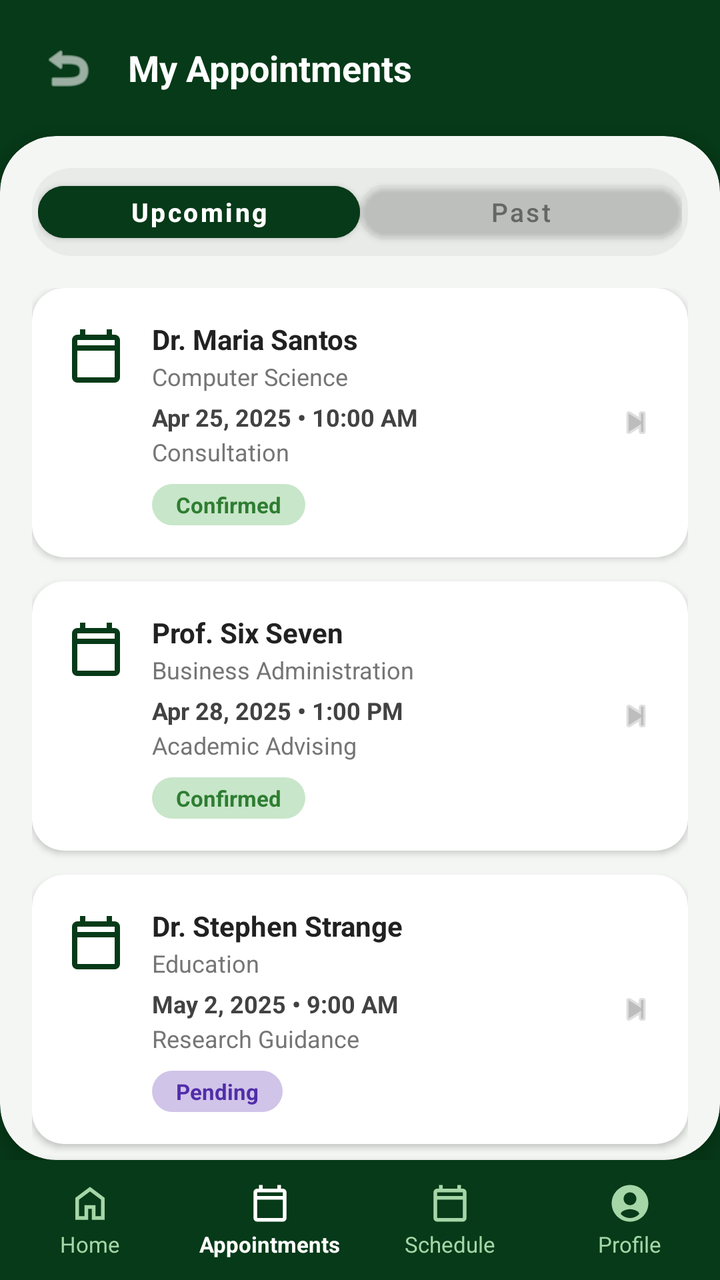
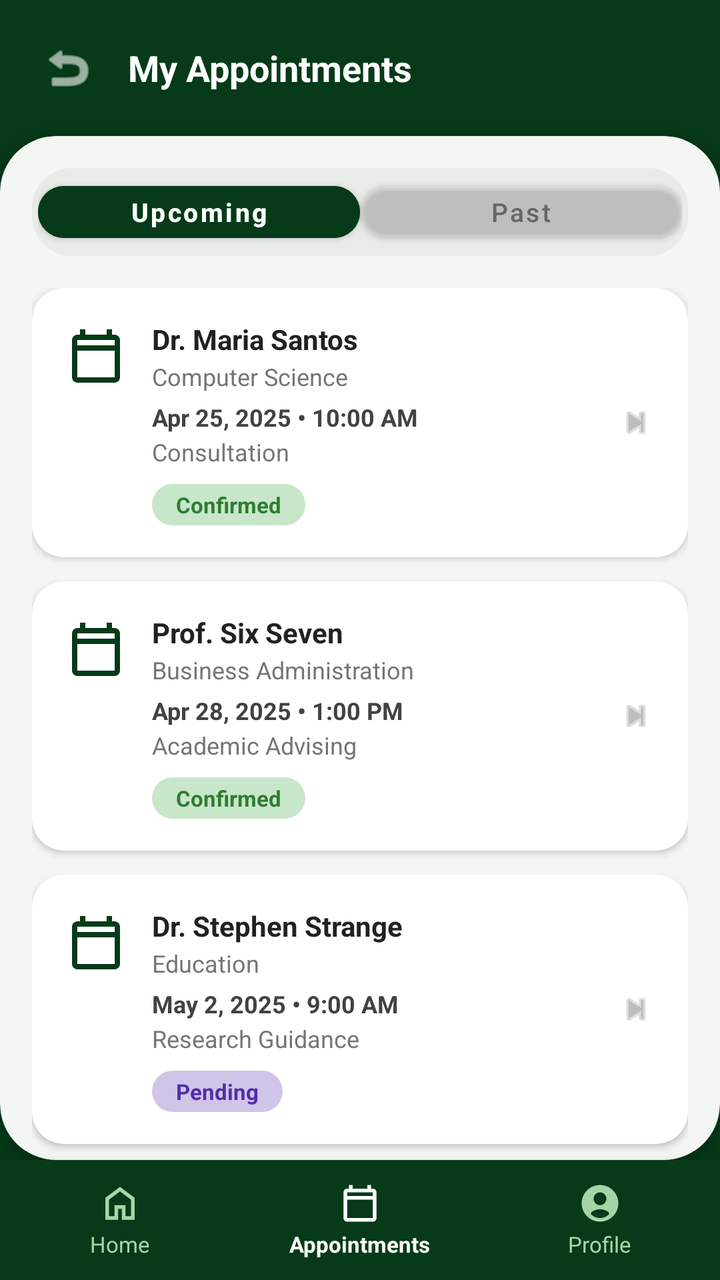

An Android layout rendered at two revisions. The XML below is the earlier revision; the diff shows what the commit changed to produce the second picture.
<!-- AndroidManifest.xml: application theme Theme.MaterialComponents.DayNight.NoActionBar -->
<!-- res/layout/fragment_myappointments.xml -->
<?xml version="1.0" encoding="utf-8"?>
<RelativeLayout xmlns:android="http://schemas.android.com/apk/res/android"
    xmlns:app="http://schemas.android.com/apk/res-auto"
    android:layout_width="match_parent"
    android:layout_height="match_parent"
    android:background="#063A18">

    
    <LinearLayout
        android:id="@+id/headerContainer"
        android:layout_width="match_parent"
        android:layout_height="wrap_content"
        android:gravity="center_vertical"
        android:orientation="horizontal"
        android:paddingHorizontal="20dp"
        android:paddingTop="20dp"
        android:paddingBottom="20dp">

        <ImageView
            android:id="@+id/btnBack"
            android:layout_width="28dp"
            android:layout_height="28dp"
            android:clickable="true"
            android:contentDescription="Back"
            android:focusable="true"
            android:foreground="?android:attr/selectableItemBackground"
            android:src="@android:drawable/ic_menu_revert"
            app:tint="#FFFFFF" />

        <TextView
            android:layout_width="wrap_content"
            android:layout_height="wrap_content"
            android:layout_marginStart="16dp"
            android:text="My Appointments"
            android:textColor="#FFFFFF"
            android:textSize="18sp"
            android:textStyle="bold" />
    </LinearLayout>

    
    <androidx.cardview.widget.CardView
        android:layout_width="match_parent"
        android:layout_height="match_parent"
        android:layout_above="@id/bottomNavigation"
        android:layout_below="@id/headerContainer"
        app:cardBackgroundColor="#F4F6F4"
        app:cardCornerRadius="28dp"
        app:cardElevation="6dp">

        <LinearLayout
            android:layout_width="match_parent"
            android:layout_height="match_parent"
            android:orientation="vertical"
            android:paddingHorizontal="16dp"
            android:paddingTop="16dp">

            
            <LinearLayout
                android:layout_width="match_parent"
                android:layout_height="44dp"
                android:layout_marginBottom="16dp"
                android:background="@drawable/bg_tab_container"
                android:orientation="horizontal"
                android:padding="3dp">

                <Button
                    android:id="@+id/btnTabUpcoming"
                    android:layout_width="0dp"
                    android:layout_height="match_parent"
                    android:layout_weight="1"
                    android:backgroundTint="#063A18"
                    android:text="Upcoming"
                    android:textAllCaps="false"
                    android:textColor="#FFFFFF"
                    android:textSize="13sp"
                    android:textStyle="bold"
                    app:cornerRadius="18dp" />

                <Button
                    android:id="@+id/btnTabPast"
                    android:layout_width="0dp"
                    android:layout_height="match_parent"
                    android:layout_weight="1"
                    android:backgroundTint="@android:color/transparent"
                    android:elevation="0dp"
                    android:text="Past"
                    android:textAllCaps="false"
                    android:textColor="#666666"
                    android:textSize="13sp"
                    app:cornerRadius="18dp" />
            </LinearLayout>

            
            <ScrollView
                android:layout_width="match_parent"
                android:layout_height="match_parent"
                android:clipToPadding="false"
                android:paddingBottom="16dp"
                android:scrollbars="none">

                <LinearLayout
                    android:layout_width="match_parent"
                    android:layout_height="wrap_content"
                    android:orientation="vertical">

                    
                    <androidx.cardview.widget.CardView
                        android:layout_width="match_parent"
                        android:layout_height="wrap_content"
                        android:layout_marginBottom="12dp"
                        android:clickable="true"
                        android:focusable="true"
                        android:foreground="?android:attr/selectableItemBackground"
                        app:cardBackgroundColor="#FFFFFF"
                        app:cardCornerRadius="16dp"
                        app:cardElevation="2dp">

                        <RelativeLayout
                            android:layout_width="match_parent"
                            android:layout_height="wrap_content"
                            android:padding="16dp">

                            <ImageView
                                android:id="@+id/iconCalendar1"
                                android:layout_width="32dp"
                                android:layout_height="32dp"
                                android:layout_alignParentStart="true"
                                android:layout_marginTop="2dp"
                                android:contentDescription="Calendar"
                                android:src="@drawable/ic_calendar"
                                app:tint="#063A18" />

                            <ImageView
                                android:layout_width="20dp"
                                android:layout_height="20dp"
                                android:layout_alignParentEnd="true"
                                android:layout_centerVertical="true"
                                android:contentDescription="Chevron"
                                android:src="@android:drawable/ic_media_next"
                                app:tint="#BDBDBD" />

                            <LinearLayout
                                android:layout_width="match_parent"
                                android:layout_height="wrap_content"
                                android:layout_marginStart="12dp"
                                android:layout_marginEnd="28dp"
                                android:layout_toEndOf="@id/iconCalendar1"
                                android:orientation="vertical">

                                <TextView
                                    android:layout_width="wrap_content"
                                    android:layout_height="wrap_content"
                                    android:text="Dr. Maria Santos"
                                    android:textColor="#212121"
                                    android:textSize="14sp"
                                    android:textStyle="bold" />

                                <TextView
                                    android:layout_width="wrap_content"
                                    android:layout_height="wrap_content"
                                    android:layout_marginTop="1dp"
                                    android:text="Computer Science"
                                    android:textColor="#757575"
                                    android:textSize="12sp" />

                                <TextView
                                    android:layout_width="wrap_content"
                                    android:layout_height="wrap_content"
                                    android:layout_marginTop="4dp"
                                    android:text="Apr 25, 2025 • 10:00 AM"
                                    android:textColor="#424242"
                                    android:textSize="12sp"
                                    android:textStyle="bold" />

                                <TextView
                                    android:layout_width="wrap_content"
                                    android:layout_height="wrap_content"
                                    android:layout_marginTop="1dp"
                                    android:text="Consultation"
                                    android:textColor="#757575"
                                    android:textSize="12sp" />

                                <TextView
                                    android:layout_width="wrap_content"
                                    android:layout_height="wrap_content"
                                    android:layout_marginTop="8dp"
                                    android:background="@drawable/bg_status_confirmed"
                                    android:paddingHorizontal="12dp"
                                    android:paddingVertical="3dp"
                                    android:text="Confirmed"
                                    android:textColor="#2E7D32"
                                    android:textSize="11sp"
                                    android:textStyle="bold" />
                            </LinearLayout>
                        </RelativeLayout>
                    </androidx.cardview.widget.CardView>

                    
                    <androidx.cardview.widget.CardView
                        android:layout_width="match_parent"
                        android:layout_height="wrap_content"
                        android:layout_marginBottom="12dp"
                        android:clickable="true"
                        android:focusable="true"
                        android:foreground="?android:attr/selectableItemBackground"
                        app:cardBackgroundColor="#FFFFFF"
                        app:cardCornerRadius="16dp"
                        app:cardElevation="2dp">

                        <RelativeLayout
                            android:layout_width="match_parent"
                            android:layout_height="wrap_content"
                            android:padding="16dp">

                            <ImageView
                                android:id="@+id/iconCalendar2"
                                android:layout_width="32dp"
                                android:layout_height="32dp"
                                android:layout_alignParentStart="true"
                                android:layout_marginTop="2dp"
                                android:contentDescription="Calendar"
                                android:src="@drawable/ic_calendar"
                                app:tint="#063A18" />

                            <ImageView
                                android:layout_width="20dp"
                                android:layout_height="20dp"
                                android:layout_alignParentEnd="true"
                                android:layout_centerVertical="true"
                                android:contentDescription="Chevron"
                                android:src="@android:drawable/ic_media_next"
                                app:tint="#BDBDBD" />

                            <LinearLayout
                                android:layout_width="match_parent"
                                android:layout_height="wrap_content"
                                android:layout_marginStart="12dp"
                                android:layout_marginEnd="28dp"
                                android:layout_toEndOf="@id/iconCalendar2"
                                android:orientation="vertical">

                                <TextView
                                    android:layout_width="wrap_content"
                                    android:layout_height="wrap_content"
                                    android:text="Prof. Six Seven"
                                    android:textColor="#212121"
                                    android:textSize="14sp"
                                    android:textStyle="bold" />

                                <TextView
                                    android:layout_width="wrap_content"
                                    android:layout_height="wrap_content"
                                    android:layout_marginTop="1dp"
                                    android:text="Business Administration"
                                    android:textColor="#757575"
                                    android:textSize="12sp" />

                                <TextView
                                    android:layout_width="wrap_content"
                                    android:layout_height="wrap_content"
                                    android:layout_marginTop="4dp"
                                    android:text="Apr 28, 2025 • 1:00 PM"
                                    android:textColor="#424242"
                                    android:textSize="12sp"
                                    android:textStyle="bold" />

                                <TextView
                                    android:layout_width="wrap_content"
                                    android:layout_height="wrap_content"
                                    android:layout_marginTop="1dp"
                                    android:text="Academic Advising"
                                    android:textColor="#757575"
                                    android:textSize="12sp" />

                                <TextView
                                    android:layout_width="wrap_content"
                                    android:layout_height="wrap_content"
                                    android:layout_marginTop="8dp"
                                    android:background="@drawable/bg_status_confirmed"
                                    android:paddingHorizontal="12dp"
                                    android:paddingVertical="3dp"
                                    android:text="Confirmed"
                                    android:textColor="#2E7D32"
                                    android:textSize="11sp"
                                    android:textStyle="bold" />
                            </LinearLayout>
                        </RelativeLayout>
                    </androidx.cardview.widget.CardView>

                    
                    <androidx.cardview.widget.CardView
                        android:layout_width="match_parent"
                        android:layout_height="wrap_content"
                        android:layout_marginBottom="12dp"
                        android:clickable="true"
                        android:focusable="true"
                        android:foreground="?android:attr/selectableItemBackground"
                        app:cardBackgroundColor="#FFFFFF"
                        app:cardCornerRadius="16dp"
                        app:cardElevation="2dp">

                        <RelativeLayout
                            android:layout_width="match_parent"
                            android:layout_height="wrap_content"
                            android:padding="16dp">

                            <ImageView
                                android:id="@+id/iconCalendar3"
                                android:layout_width="32dp"
                                android:layout_height="32dp"
                                android:layout_alignParentStart="true"
                                android:layout_marginTop="2dp"
                                android:contentDescription="Calendar"
                                android:src="@drawable/ic_calendar"
                                app:tint="#063A18" />

                            <ImageView
                                android:layout_width="20dp"
                                android:layout_height="20dp"
                                android:layout_alignParentEnd="true"
                                android:layout_centerVertical="true"
                                android:contentDescription="Chevron"
                                android:src="@android:drawable/ic_media_next"
                                app:tint="#BDBDBD" />

                            <LinearLayout
                                android:layout_width="match_parent"
                                android:layout_height="wrap_content"
                                android:layout_marginStart="12dp"
                                android:layout_marginEnd="28dp"
                                android:layout_toEndOf="@id/iconCalendar3"
                                android:orientation="vertical">

                                <TextView
                                    android:layout_width="wrap_content"
                                    android:layout_height="wrap_content"
                                    android:text="Dr. Stephen Strange"
                                    android:textColor="#212121"
                                    android:textSize="14sp"
                                    android:textStyle="bold" />

                                <TextView
                                    android:layout_width="wrap_content"
                                    android:layout_height="wrap_content"
                                    android:layout_marginTop="1dp"
                                    android:text="Education"
                                    android:textColor="#757575"
                                    android:textSize="12sp" />

                                <TextView
                                    android:layout_width="wrap_content"
                                    android:layout_height="wrap_content"
                                    android:layout_marginTop="4dp"
                                    android:text="May 2, 2025 • 9:00 AM"
                                    android:textColor="#424242"
                                    android:textSize="12sp"
                                    android:textStyle="bold" />

                                <TextView
                                    android:layout_width="wrap_content"
                                    android:layout_height="wrap_content"
                                    android:layout_marginTop="1dp"
                                    android:text="Research Guidance"
                                    android:textColor="#757575"
                                    android:textSize="12sp" />

                                <TextView
                                    android:layout_width="wrap_content"
                                    android:layout_height="wrap_content"
                                    android:layout_marginTop="8dp"
                                    android:background="@drawable/bg_status_pending"
                                    android:paddingHorizontal="12dp"
                                    android:paddingVertical="3dp"
                                    android:text="Pending"
                                    android:textColor="#512DA8"
                                    android:textSize="11sp"
                                    android:textStyle="bold" />
                            </LinearLayout>
                        </RelativeLayout>
                    </androidx.cardview.widget.CardView>

                </LinearLayout>
            </ScrollView>
        </LinearLayout>
    </androidx.cardview.widget.CardView>

    
    <LinearLayout
        android:id="@+id/bottomNavigation"
        android:layout_width="match_parent"
        android:layout_height="60dp"
        android:layout_alignParentBottom="true"
        android:background="#063A18"
        android:elevation="8dp"
        android:orientation="horizontal">

        
        <LinearLayout
            android:id="@+id/navHome"
            android:layout_width="0dp"
            android:layout_height="match_parent"
            android:layout_weight="1"
            android:clickable="true"
            android:focusable="true"
            android:gravity="center"
            android:orientation="vertical">

            <ImageView
                android:layout_width="22dp"
                android:layout_height="22dp"
                android:contentDescription="Home"
                android:src="@drawable/ic_home"
                app:tint="#A5D6A7" />

            <TextView
                android:layout_width="wrap_content"
                android:layout_height="wrap_content"
                android:layout_marginTop="2dp"
                android:text="Home"
                android:textColor="#A5D6A7"
                android:textSize="11sp" />
        </LinearLayout>

        
        <LinearLayout
            android:id="@+id/navAppointments"
            android:layout_width="0dp"
            android:layout_height="match_parent"
            android:layout_weight="1"
            android:clickable="true"
            android:focusable="true"
            android:gravity="center"
            android:orientation="vertical">

            <ImageView
                android:layout_width="22dp"
                android:layout_height="22dp"
                android:contentDescription="Appointments"
                android:src="@drawable/ic_calendar"
                app:tint="#FFFFFF" />

            <TextView
                android:layout_width="wrap_content"
                android:layout_height="wrap_content"
                android:layout_marginTop="2dp"
                android:text="Appointments"
                android:textColor="#FFFFFF"
                android:textSize="11sp"
                android:textStyle="bold" />
        </LinearLayout>

        
        <LinearLayout
            android:id="@+id/navSchedule"
            android:layout_width="0dp"
            android:layout_height="match_parent"
            android:layout_weight="1"
            android:clickable="true"
            android:focusable="true"
            android:gravity="center"
            android:orientation="vertical">

            <ImageView
                android:layout_width="22dp"
                android:layout_height="22dp"
                android:contentDescription="Schedule"
                android:src="@drawable/ic_calendar"
                app:tint="#A5D6A7" />

            <TextView
                android:layout_width="wrap_content"
                android:layout_height="wrap_content"
                android:layout_marginTop="2dp"
                android:text="Schedule"
                android:textColor="#A5D6A7"
                android:textSize="11sp" />
        </LinearLayout>

        
        <LinearLayout
            android:id="@+id/navProfile"
            android:layout_width="0dp"
            android:layout_height="match_parent"
            android:layout_weight="1"
            android:clickable="true"
            android:focusable="true"
            android:gravity="center"
            android:orientation="vertical">

            <ImageView
                android:layout_width="22dp"
                android:layout_height="22dp"
                android:contentDescription="Profile"
                android:src="@drawable/ic_person"
                app:tint="#A5D6A7" />

            <TextView
                android:layout_width="wrap_content"
                android:layout_height="wrap_content"
                android:layout_marginTop="2dp"
                android:text="Profile"
                android:textColor="#A5D6A7"
                android:textSize="11sp" />
        </LinearLayout>
    </LinearLayout>

</RelativeLayout>
<!-- resources referenced by this layout -->
<resources>
  <!-- drawable bg_status_confirmed (drawable) -->
  <?xml version="1.0" encoding="utf-8"?>
  <shape xmlns:android="http://schemas.android.com/apk/res/android"
      android:shape="rectangle">
      <solid android:color="#C8E6C9"/>
      <corners android:radius="12dp"/>
  </shape>
  <!-- drawable bg_status_pending (drawable) -->
  <?xml version="1.0" encoding="utf-8"?>
  <shape xmlns:android="http://schemas.android.com/apk/res/android"
      android:shape="rectangle">
      <solid android:color="#D1C4E9"/>
      <corners android:radius="12dp"/>
  </shape>
  <!-- drawable bg_tab_container (drawable) -->
  <?xml version="1.0" encoding="utf-8"?>
  <shape xmlns:android="http://schemas.android.com/apk/res/android"
      android:shape="rectangle">
      <solid android:color="#E8EBE8"/>
      <corners android:radius="20dp"/>
  </shape>
  <!-- drawable ic_calendar (drawable) -->
  <vector xmlns:android="http://schemas.android.com/apk/res/android" android:height="24dp" android:tint="#000000" android:viewportHeight="960" android:viewportWidth="960" android:width="24dp">
        
      <path android:fillColor="@android:color/white" android:pathData="M200,880Q167,880 143.5,856.5Q120,833 120,800L120,240Q120,207 143.5,183.5Q167,160 200,160L240,160L240,80L320,80L320,160L640,160L640,80L720,80L720,160L760,160Q793,160 816.5,183.5Q840,207 840,240L840,800Q840,833 816.5,856.5Q793,880 760,880L200,880ZM200,800L760,800Q760,800 760,800Q760,800 760,800L760,400L200,400L200,800Q200,800 200,800Q200,800 200,800ZM200,320L760,320L760,240Q760,240 760,240Q760,240 760,240L200,240Q200,240 200,240Q200,240 200,240L200,320ZM200,320L200,240Q200,240 200,240Q200,240 200,240L200,240Q200,240 200,240Q200,240 200,240L200,320Z"/>
      
  </vector>
  <!-- drawable ic_home (drawable) -->
  <vector xmlns:android="http://schemas.android.com/apk/res/android" android:height="24dp" android:tint="#000000" android:viewportHeight="960" android:viewportWidth="960" android:width="24dp">
        
      <path android:fillColor="@android:color/white" android:pathData="M240,760L360,760L360,520L600,520L600,760L720,760L720,400L480,220L240,400L240,760ZM160,840L160,360L480,120L800,360L800,840L520,840L520,600L440,600L440,840L160,840ZM480,490L480,490L480,490L480,490L480,490L480,490L480,490L480,490L480,490Z"/>
      
  </vector>
  <!-- drawable ic_person (drawable) -->
  <vector xmlns:android="http://schemas.android.com/apk/res/android"
      android:width="24dp"
      android:height="24dp"
      android:viewportWidth="24"
      android:viewportHeight="24">
      <path
          android:fillColor="#FF000000"
          android:pathData="M12,2C6.48,2 2,6.48 2,12s4.48,10 10,10 10,-4.48 10,-10S17.52,2 12,2zM12,6c1.93,0 3.5,1.57 3.5,3.5S13.93,13 12,13s-3.5,-1.57 -3.5,-3.5S10.07,6 12,6zM12,20c-2.03,0 -3.8,-0.85 -5.05,-2.2 0.03,-1.68 3.37,-2.6 5.05,-2.6s5.02,0.92 5.05,2.6C15.8,19.15 14.03,20 12,20z"/>
  </vector>
</resources>

<!-- the commit's change to res/layout/fragment_myappointments.xml (unified diff, before → after) -->
@@ -451,33 +451,6 @@
 
         
         <LinearLayout
-            android:id="@+id/navSchedule"
-            android:layout_width="0dp"
-            android:layout_height="match_parent"
-            android:layout_weight="1"
-            android:clickable="true"
-            android:focusable="true"
-            android:gravity="center"
-            android:orientation="vertical">
-
-            <ImageView
-                android:layout_width="22dp"
-                android:layout_height="22dp"
-                android:contentDescription="Schedule"
-                android:src="@drawable/ic_calendar"
-                app:tint="#A5D6A7" />
-
-            <TextView
-                android:layout_width="wrap_content"
-                android:layout_height="wrap_content"
-                android:layout_marginTop="2dp"
-                android:text="Schedule"
-                android:textColor="#A5D6A7"
-                android:textSize="11sp" />
-        </LinearLayout>
-
-        
-        <LinearLayout
             android:id="@+id/navProfile"
             android:layout_width="0dp"
             android:layout_height="match_parent"
